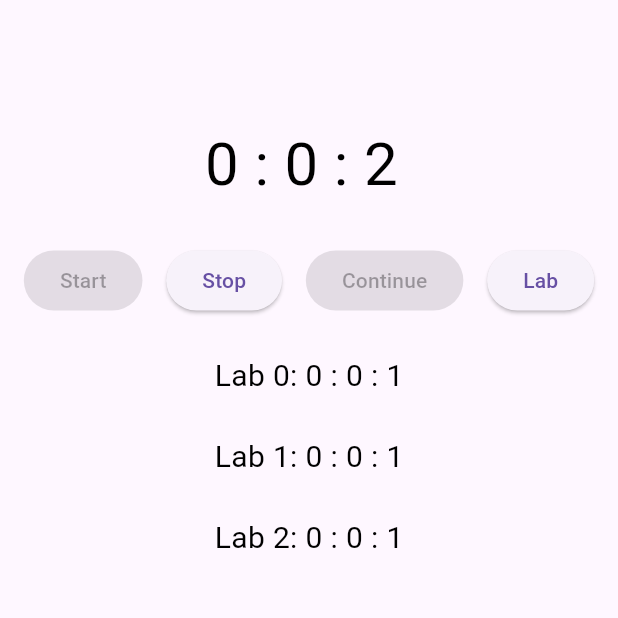
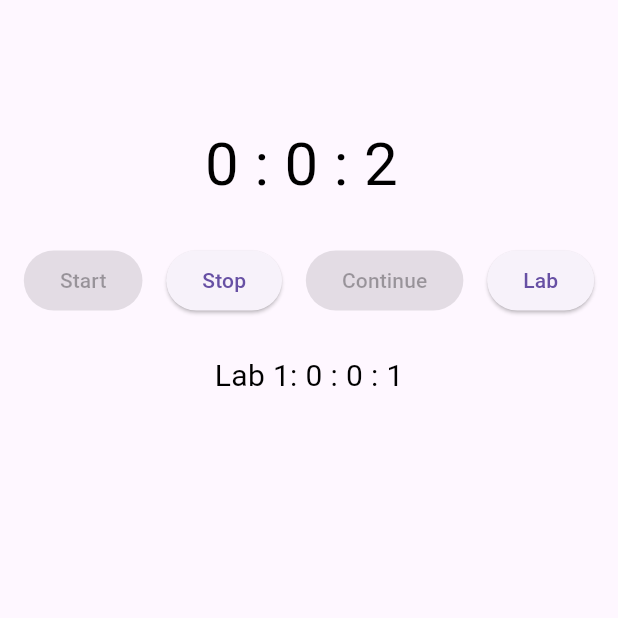
Before and after one commit to timeisruby/interval_app, a Flutter app: the screen it shows after launch, after a tap on "Start", after a tap on "Lab", on a phone screen of 412 x 824 dp, the top half of it. Run offline on Flutter 3.47's test engine with Material 3 defaults, Android fonts, the light colour scheme and no system bars.

Commit message:
Fix: labTimer, resetTimer

```diff
--- a/lib/hjkim/provider/timer_provider.dart
+++ b/lib/hjkim/provider/timer_provider.dart
@@ -7,9 +7,7 @@ class TimerProvider with ChangeNotifier {
   int _hour = 0;
   int _minute = 0;
   int _seconds = 0;
-  int _labHour = 0;
-  int _labMinute = 0;
-  int _labSeconds = 0;
+  List<Map<String, int>> _labTimes = [];
   bool _startEnable = true;
   bool _stopEnable = false;
   bool _continueEnable = false;
@@ -20,9 +18,7 @@ class TimerProvider with ChangeNotifier {
   int get hour => _hour;
   int get minute => _minute;
   int get seconds => _seconds;
-  int get labHour => _labHour;
-  int get labMinute => _labMinute;
-  int get labSeconds => _labSeconds;
+  List<Map<String, int>> get labTimes => _labTimes;
   bool get startEnable => _startEnable;
   bool get stopEnable => _stopEnable;
   bool get continueEnable => _continueEnable;
@@ -94,24 +90,27 @@ class TimerProvider with ChangeNotifier {
   }
 
   void labTimer() {
-    _labHour = _hour;
-    _labMinute = _minute;
-    _labSeconds = _seconds;
     _labIndex++;
+    int labHour = _hour;
+    int labMinute = _minute;
+    int labSeconds = _seconds;
+
+    // 현재 Lab의 시간 값을 기록
+    _labTimes
+        .add({'hour': labHour, 'minute': labMinute, 'seconds': labSeconds});
+
     notifyListeners();
   }
 
   void resetTimer() {
-    _labHour = 0;
-    _labMinute = 0;
-    _labSeconds = 0;
     _labIndex = 1;
+    _labTimes.clear();
     _resetEnable = false;
     notifyListeners();
   }
 
   set labIndex(int newIndex) {
     _labIndex = newIndex;
-    notifyListeners(); // 변경 사항을 등록된 리스너에 통지
+    notifyListeners();
   }
 }
--- a/lib/hjkim/screens/home_screen.dart
+++ b/lib/hjkim/screens/home_screen.dart
@@ -37,9 +37,9 @@ class _HomeScreenState extends State<HomeScreen> {
           homeScreenButton(timer),
           Expanded(
             child: ListView.builder(
-              itemCount: timer.labIndex + 1,
+              itemCount: timer.labIndex,
               itemBuilder: (context, index) {
-                return labTimerIndexWithIndex(timer, index);
+                return labTimerIndexWithIndex(timer, index + 1);
               },
             ),
           ),
@@ -120,17 +120,20 @@ class _HomeScreenState extends State<HomeScreen> {
     ));
   }
 
-  Widget labTimerIndex(dynamic timer, int labIndex) {
+  Widget labTimerIndexWithIndex(dynamic timer, int labIndex) {
     return Container(
       child: Consumer<TimerProvider>(
         builder: (context, timeprovider, widget) {
+          // 여기서 변경
+          if (labIndex <= timer.labTimes.length) {
+            final labTime = timer.labTimes[labIndex - 1];
             return Column(
               children: [
                 SizedBox(
                   height: 25,
                 ),
                 Text(
-                'Lab $labIndex: ${timer.labHour} : ${timer.labMinute} : ${timer.labSeconds}',
+                  'Lab $labIndex: ${labTime['hour']} : ${labTime['minute']} : ${labTime['seconds']}',
                   style: TextStyle(
                     color: Colors.black,
                     fontSize: 20,
@@ -138,29 +141,10 @@ class _HomeScreenState extends State<HomeScreen> {
                 ),
               ],
             );
-        },
-      ),
-    );
+          } else {
+            // 인덱스가 범위를 벗어나는 경우 처리
+            return Container();
           }
-
-  Widget labTimerIndexWithIndex(dynamic timer, int labIndex) {
-    return Container(
-      child: Consumer<TimerProvider>(
-        builder: (context, timeprovider, widget) {
-          return Column(
-            children: [
-              SizedBox(
-                height: 25,
-              ),
-              Text(
-                'Lab $labIndex: ${timer.labHour} : ${timer.labMinute} : ${timer.labSeconds}',
-                style: TextStyle(
-                  color: Colors.black,
-                  fontSize: 20,
-                ),
-              ),
-            ],
-          );
         },
       ),
     );
```
Lines whose indentation alone changed are shown as unchanged.
